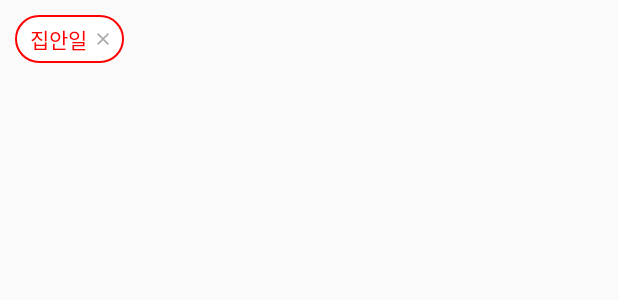
After one commit to wonpyohong/CleanKing, an Android app: the layout item_category.xml on its own in the app's theme, with its tools: preview values and no code run, on a phone screen of 412 x 824 dp. The commit adds this screen. Shown: the top 300 px of the screen. Run offline under Robolectric (Android 15) with nearby library versions, the phone set to English and light mode, and no system bars.

Commit message:
기존 TagView 제거하고 ChipsLayoutManager 사용.

```diff
--- a/app/build.gradle
+++ b/app/build.gradle
@@ -73,5 +73,5 @@ dependencies {
 
     implementation 'com.jakewharton.threetenabp:threetenabp:1.1.1'
 
-    implementation 'com.github.Cutta:TagView:1.3'
+    implementation 'com.beloo.widget:ChipsLayoutManager:0.3.7@aar'
 }
--- /dev/null
+++ b/app/src/main/res/drawable/default_tag_background.xml
@@ -0,0 +1,7 @@
+<?xml version="1.0" encoding="utf-8"?>
+<shape xmlns:android="http://schemas.android.com/apk/res/android"
+       android:shape="rectangle">
+    <solid android:color="#ffffffff" />
+    <stroke android:width="1dp" android:color="#ffff0000"/>
+    <corners android:radius="24dp"/>
+</shape>
--- /dev/null
+++ b/app/src/main/res/drawable/ic_close.xml
@@ -0,0 +1,6 @@
+<vector android:height="24dp" android:viewportHeight="14"
+    android:viewportWidth="14" android:width="24dp" xmlns:android="http://schemas.android.com/apk/res/android">
+    <path android:fillColor="#000000" android:fillType="evenOdd"
+        android:pathData="M14,1.4L12.6,0L7,5.6L1.4,0L0,1.4L5.6,7L0,12.6L1.4,14L7,8.4L12.6,14L14,12.6L8.4,7L14,1.4Z"
+        android:strokeColor="#00000000" android:strokeWidth="1"/>
+</vector>
--- a/app/src/main/res/layout/fragment_add_dump.xml
+++ b/app/src/main/res/layout/fragment_add_dump.xml
@@ -7,8 +7,8 @@
     android:padding="10dp"
     android:orientation="vertical">
 
-    <com.cunoraz.tagview.TagView
-        android:id="@+id/categoryTagView"
+    <android.support.v7.widget.RecyclerView
+        android:id="@+id/categoryRecyclerView"
         android:layout_width="match_parent"
         android:layout_height="wrap_content"/>
 
--- /dev/null
+++ b/app/src/main/res/layout/item_category.xml
@@ -0,0 +1,44 @@
+<?xml version="1.0" encoding="utf-8"?>
+<layout
+    xmlns:android="http://schemas.android.com/apk/res/android"
+    xmlns:tools="http://schemas.android.com/tools">
+
+    <data>
+        <variable
+            name="categoryType"
+            type="com.wonpyohong.android.cleanking.type.CategoryType" />
+    </data>
+
+    <LinearLayout
+            android:layout_width="wrap_content"
+            android:layout_height="wrap_content"
+            android:paddingTop="5dp"
+            android:paddingBottom="5dp"
+            android:paddingLeft="10dp"
+            android:paddingRight="10dp"
+            android:gravity="center_vertical"
+            android:layout_margin="10dp"
+            android:background="@drawable/default_tag_background"
+            android:orientation="horizontal">
+
+        <TextView
+            android:id="@+id/mainText"
+            android:layout_width="wrap_content"
+            android:layout_height="wrap_content"
+            android:layout_marginEnd="3dp"
+            android:textSize="14sp"
+            android:textColor="#FF0000"
+            android:text="@{categoryType.title}"
+            tools:text="집안일">
+        </TextView>
+
+        <ImageView
+            android:layout_width="8dp"
+            android:layout_height="8dp"
+            android:layout_marginStart="3dp"
+            android:tint="#AAAAAA"
+            android:src="@drawable/ic_close"
+        />
+
+    </LinearLayout>
+</layout>
```
Also changed, not shown: app/src/main/java/com/wonpyohong/android/cleanking/type/CategoryEnum.kt (deleted, +0 -31 lines), app/src/main/java/com/wonpyohong/android/cleanking/type/CategoryType.kt (added, +14 -0 lines), app/src/main/java/com/wonpyohong/android/cleanking/ui/add/AddDumpFragment.kt (+17 -11 lines), app/src/main/java/com/wonpyohong/android/cleanking/ui/add/CategoryAdapter.kt (added, +74 -0 lines).
